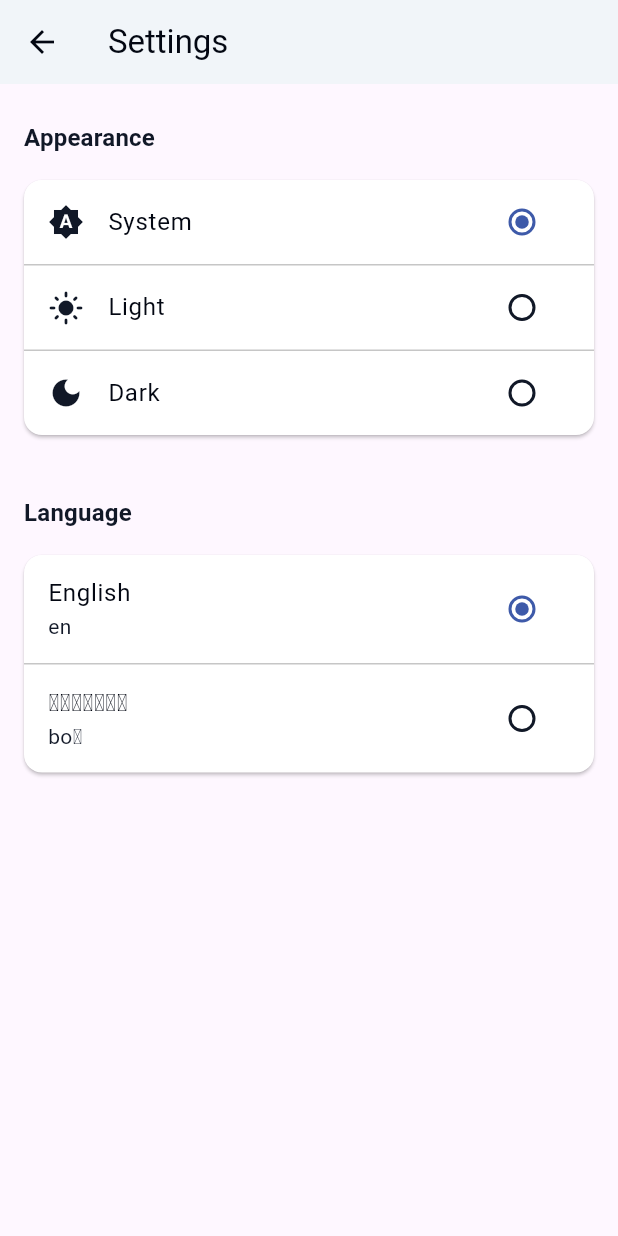
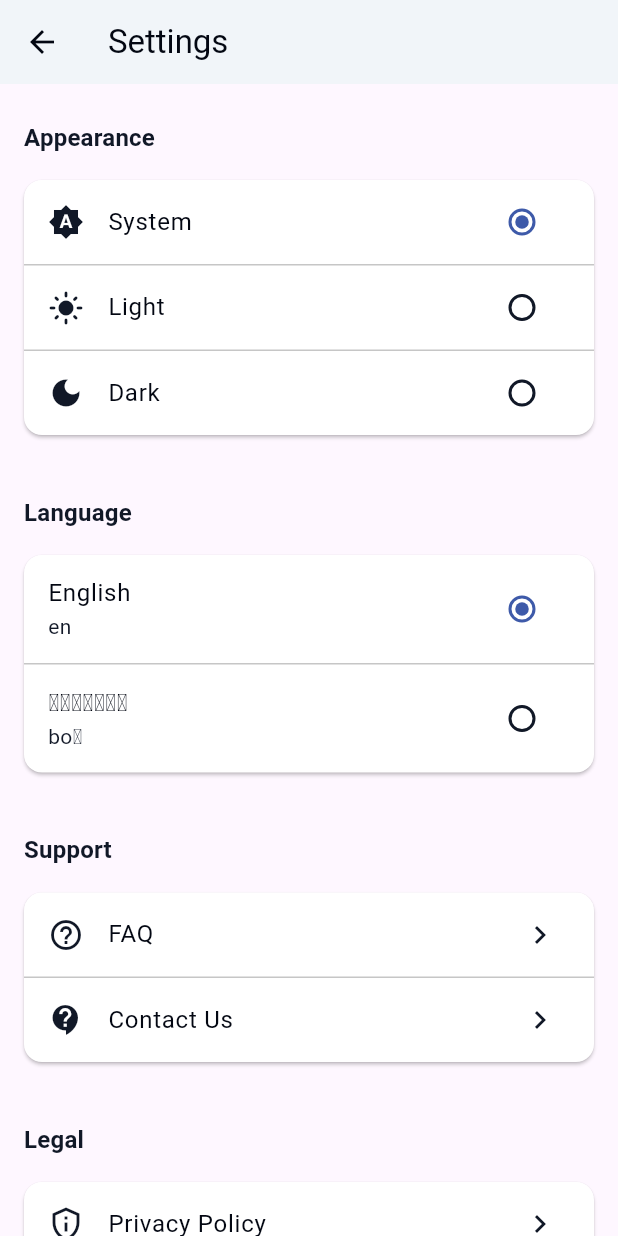
Before and after one commit to OpenPecha/gompa-tour, a Flutter app: the SettingsScreen screen opened directly, on a phone screen of 412 x 824 dp. Run offline on Flutter 3.47's test engine with Material 3 defaults, Android fonts, the phone set to English and light mode, and no system bars; our stand-ins replace audioplayers, flutter_riverpod, flutter_tts, go_router, shared_preferences; accounts and stored records are empty; generated files the repository leaves out were written again; Roboto replaces fonts that are missing (Nunito).

Commit message:
update setting screen, add faq, contact us and private policy

```diff
--- a/lib/ui/screen/settings_screen.dart
+++ b/lib/ui/screen/settings_screen.dart
@@ -1,5 +1,6 @@
 import 'package:flutter/material.dart';
 import 'package:flutter_riverpod/flutter_riverpod.dart';
+import 'package:url_launcher/url_launcher.dart';
 
 import '../../states/language_state.dart';
 import '../../states/theme_mode_state.dart';
@@ -26,6 +27,12 @@ class SettingsScreen extends ConsumerWidget {
           const SizedBox(height: 24),
           _buildSectionHeader(context, 'Language'),
           _buildLanguageSelector(context, ref, language),
+          const SizedBox(height: 24),
+          _buildSectionHeader(context, 'Support'),
+          _buildSupportSection(context),
+          const SizedBox(height: 24),
+          _buildSectionHeader(context, 'Legal'),
+          _buildLegalSection(context),
         ],
       ),
     );
@@ -163,4 +170,155 @@ class SettingsScreen extends ConsumerWidget {
       },
     );
   }
+
+  Widget _buildSupportSection(BuildContext context) {
+    return Card(
+      shadowColor: Theme.of(context).colorScheme.shadow,
+      color: Theme.of(context).colorScheme.surfaceContainer,
+      margin: const EdgeInsets.symmetric(horizontal: 16, vertical: 8),
+      child: Column(
+        children: [
+          _buildSupportOption(
+            context,
+            'FAQ',
+            Icons.help_outline,
+            () => _showFAQDialog(context),
+          ),
+          const Divider(height: 1),
+          _buildSupportOption(
+            context,
+            'Contact Us',
+            Icons.contact_support,
+            () => _showContactDialog(context),
+          ),
+        ],
+      ),
+    );
+  }
+
+  Widget _buildSupportOption(
+    BuildContext context,
+    String title,
+    IconData icon,
+    VoidCallback onTap,
+  ) {
+    return ListTile(
+      leading: Icon(icon),
+      title: Text(title),
+      onTap: onTap,
+      trailing: const Icon(Icons.chevron_right),
+    );
+  }
+
+  Widget _buildLegalSection(BuildContext context) {
+    return Card(
+      shadowColor: Theme.of(context).colorScheme.shadow,
+      color: Theme.of(context).colorScheme.surfaceContainer,
+      margin: const EdgeInsets.symmetric(horizontal: 16, vertical: 8),
+      child: Column(
+        children: [
+          _buildSupportOption(
+            context,
+            'Privacy Policy',
+            Icons.privacy_tip_outlined,
+            () => _showPrivacyPolicyDialog(context),
+          ),
+        ],
+      ),
+    );
+  }
+
+  void _showFAQDialog(BuildContext context) {
+    showDialog(
+      context: context,
+      builder: (BuildContext context) {
+        return AlertDialog(
+          title: const Text('Frequently Asked Questions'),
+          content: const SingleChildScrollView(
+            child: ListBody(
+              children: [
+                Text('Q1: How do I reset my password?'),
+                Text(
+                    'A1: Navigate to the login screen and tap "Forgot Password".'),
+                SizedBox(height: 16),
+                Text('Q2: How can I update my profile?'),
+                Text('A2: Go to Profile Settings in the main menu.'),
+              ],
+            ),
+          ),
+          actions: [
+            TextButton(
+              child: const Text('Close'),
+              onPressed: () => Navigator.of(context).pop(),
+            ),
+          ],
+        );
+      },
+    );
+  }
+
+  void _showContactDialog(BuildContext context) {
+    showDialog(
+      context: context,
+      builder: (BuildContext context) {
+        return AlertDialog(
+          title: const Text('Contact Support'),
+          content: Column(
+            mainAxisSize: MainAxisSize.min,
+            crossAxisAlignment: CrossAxisAlignment.start,
+            children: [
+              const Text("Central Tibetan Administration"),
+              const Text("Gangchen Kyishong, Dharamshala"),
+              const Text("Kangra District, HP 176215, India"),
+              const Text("Tel: +91-1892-222685, 226737"),
+              const Text('Fax: +91-1892-228037'),
+              const Text('Email: religion@tibet.net'),
+              const SizedBox(height: 16),
+              ElevatedButton(
+                onPressed: () async {
+                  final Uri emailLaunchUri = Uri(
+                    scheme: 'mailto',
+                    path: 'religion@tibet.net',
+                  );
+                  if (await canLaunchUrl(emailLaunchUri)) {
+                    await launchUrl(emailLaunchUri);
+                  }
+                },
+                child: const Text('Send Email'),
+              ),
+            ],
+          ),
+          actions: [
+            TextButton(
+              child: const Text('Close'),
+              onPressed: () => Navigator.of(context).pop(),
+            ),
+          ],
+        );
+      },
+    );
+  }
+
+  void _showPrivacyPolicyDialog(BuildContext context) {
+    showDialog(
+      context: context,
+      builder: (BuildContext context) {
+        return AlertDialog(
+          title: const Text('Privacy Policy'),
+          content: const SingleChildScrollView(
+            child: Text(
+              'We respect your privacy and are committed to protecting your personal data. '
+              'This Privacy Policy explains how we collect, use, and safeguard your information.',
+            ),
+          ),
+          actions: [
+            TextButton(
+              child: const Text('Close'),
+              onPressed: () => Navigator.of(context).pop(),
+            ),
+          ],
+        );
+      },
+    );
+  }
 }
--- a/pubspec.yaml
+++ b/pubspec.yaml
@@ -44,6 +44,7 @@ dependencies:
   intl: 0.19.0
   audioplayers: ^6.1.0
   flutter_tts: ^4.2.0
+  url_launcher: ^6.3.1
 
 dev_dependencies:
   flutter_test:
```
Also changed, not shown: pubspec.lock, 7 other files.
